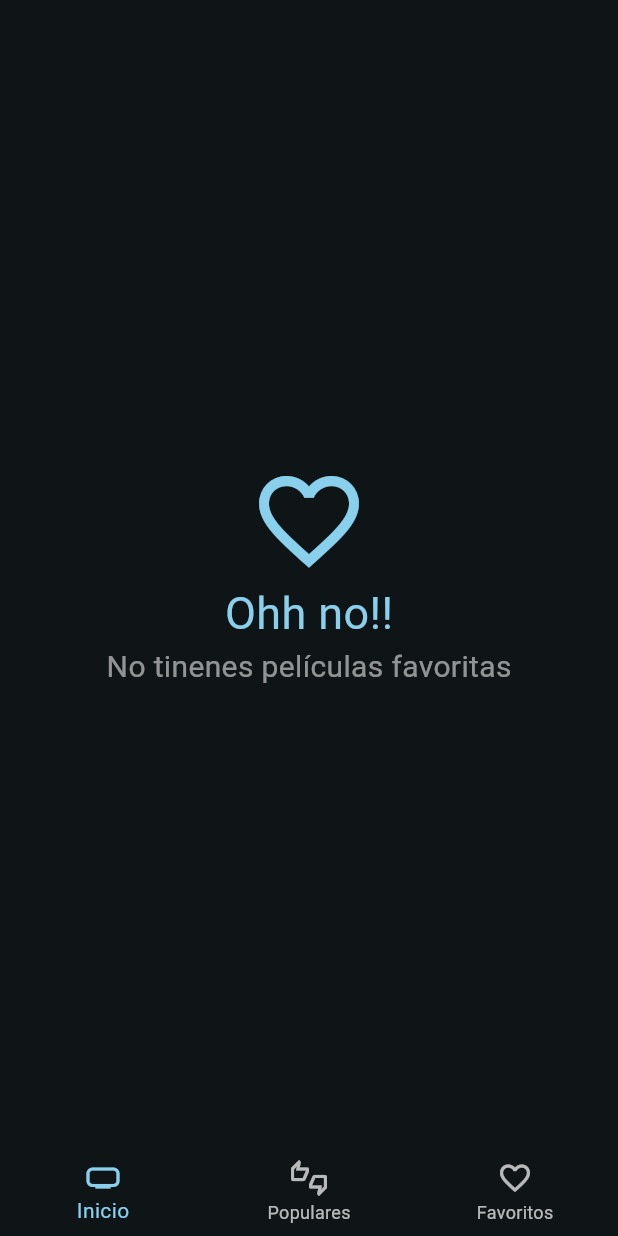
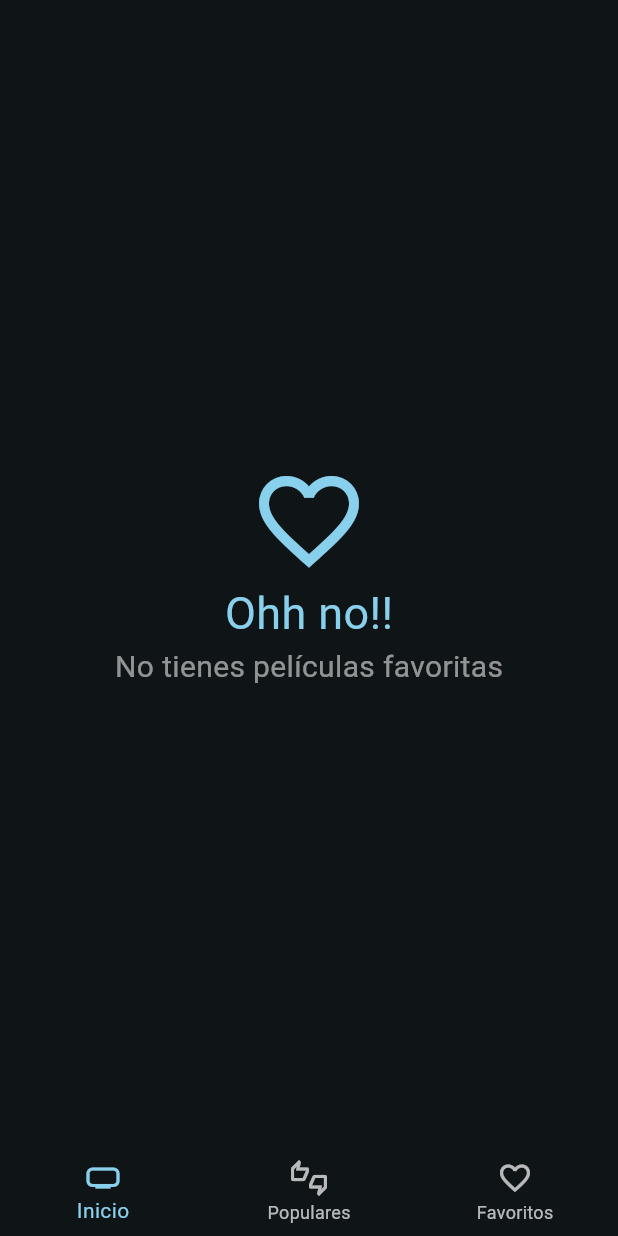
Before and after one commit to isaias-alt/wikicinema, a Flutter app: the screen it shows after launch, swiped to page 3, on a phone screen of 412 x 824 dp. Run offline on Flutter 3.47's test engine with Material 3 defaults, Android fonts, the phone set to English and light mode, and no system bars; our stand-ins replace animate_do, card_swiper, dio, flutter_dotenv, flutter_riverpod, go_router and 2 more; accounts and stored records are empty; generated files the repository leaves out were written again; network calls fail.

Commit message:
fix(presentation): favorites view text

```diff
--- a/lib/presentation/views/movies/favorite_view.dart
+++ b/lib/presentation/views/movies/favorite_view.dart
@@ -52,7 +52,7 @@ class FavoritesViewState extends ConsumerState<FavoritesView>
               style: TextStyle(fontSize: 30, color: colors.primary),
             ),
             const Text(
-              'No tinenes películas favoritas',
+              'No tienes películas favoritas',
               style: TextStyle(fontSize: 20, color: Colors.white54),
             ),
           ],
```
